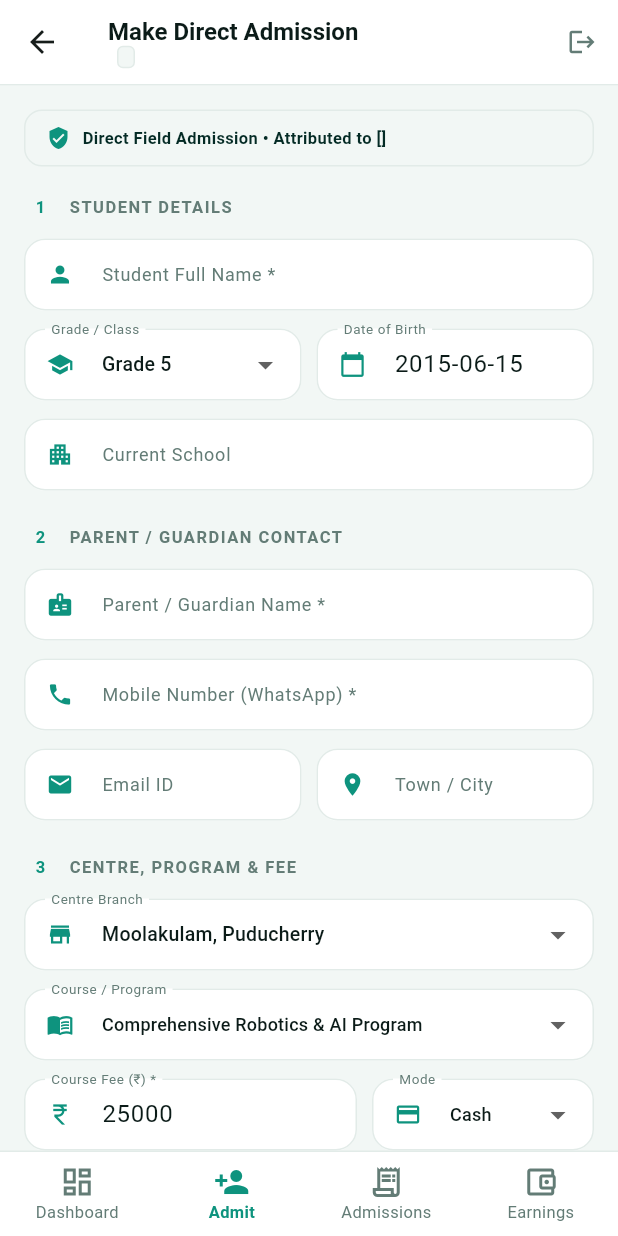
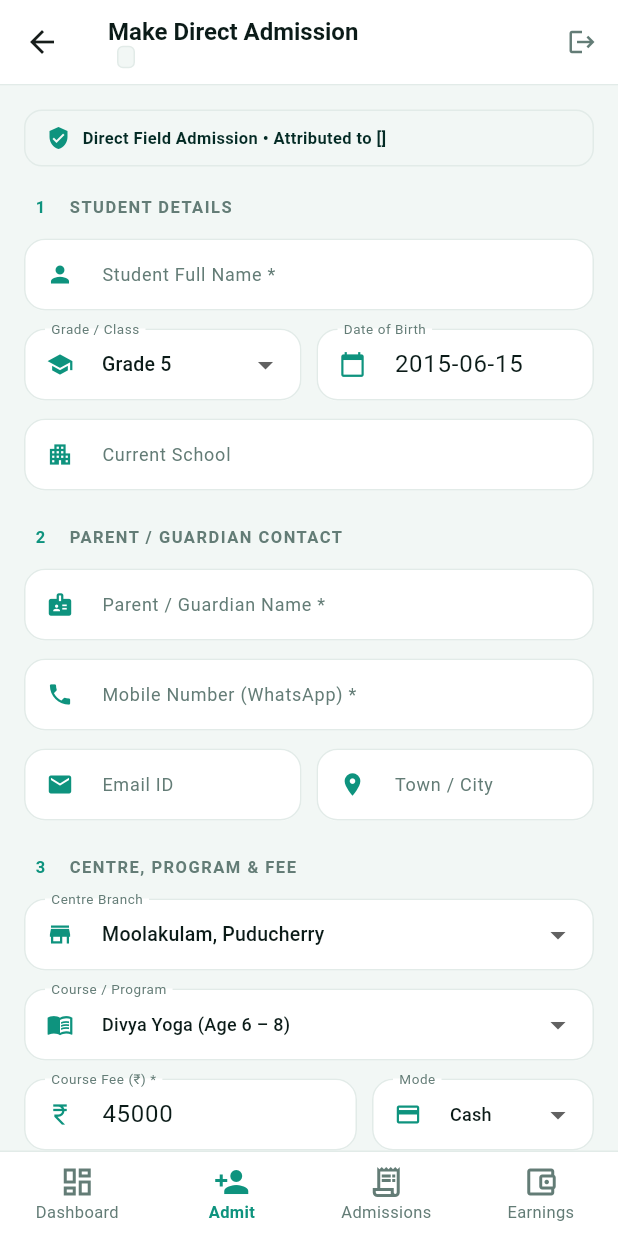
Before and after one commit to achariya-it-hub/Q-School, a Flutter app: the PartnerShell screen opened directly with empty values, item 2 of the bottom bar chosen, on a phone screen of 412 x 824 dp. Run offline on Flutter 3.47's test engine with Material 3 defaults, Android fonts, the phone set to English and light mode, and no system bars.

Commit message:
Update partner admission course dropdown to Divya programs and standard fee ₹45,000

```diff
--- a/apps/flutter/lib/partner/admission_form_tab.dart
+++ b/apps/flutter/lib/partner/admission_form_tab.dart
@@ -27,12 +27,12 @@ class _PartnerAdmissionFormTabState extends State<PartnerAdmissionFormTab> {
   final _phoneController = TextEditingController();
   final _emailController = TextEditingController();
   final _addressController = TextEditingController();
-  final _feeController = TextEditingController(text: '25000');
+  final _feeController = TextEditingController(text: '45000');
   final _notesController = TextEditingController();
 
   String _selectedGrade = 'Grade 5';
   String _selectedCentre = 'mk';
-  String _selectedCourse = 'Comprehensive Robotics & AI Program';
+  String _selectedCourse = 'Divya Yoga (Age 6 – 8)';
   String _selectedPaymentMode = 'Cash';
   String _selectedPaymentStatus = 'Paid';
 
@@ -65,11 +65,10 @@ class _PartnerAdmissionFormTabState extends State<PartnerAdmissionFormTab> {
   ];
 
   final List<String> _courses = [
-    'Comprehensive Robotics & AI Program',
-    'Vedic Mathematics & Speed Math',
-    'STEM Explorers Foundation (Grades 1-5)',
-    'Python Coding & IoT Kit',
-    'BMIT Assessment & Counselling',
+    'Divya Yoga (Age 6 – 8)',
+    'Divya Mantra (Age 9 – 10)',
+    'Divya Mudra (Age 11 – 12)',
+    'Divya Tratak (Age 13 – 14)',
   ];
 
   @override
@@ -419,7 +418,7 @@ class _PartnerAdmissionFormTabState extends State<PartnerAdmissionFormTab> {
                     controller: _feeController,
                     keyboardType: TextInputType.number,
                     onChanged: (_) => setState(() {}),
-                    decoration: _inputDecoration('Course Fee (₹) *', '25000', Icons.currency_rupee),
+                    decoration: _inputDecoration('Course Fee (₹) *', '45000', Icons.currency_rupee),
                     validator: (v) => (int.tryParse(v ?? '') ?? 0) <= 0 ? 'Enter fee' : null,
                   ),
                 ),
```
Also changed, not shown: 3 other files.
